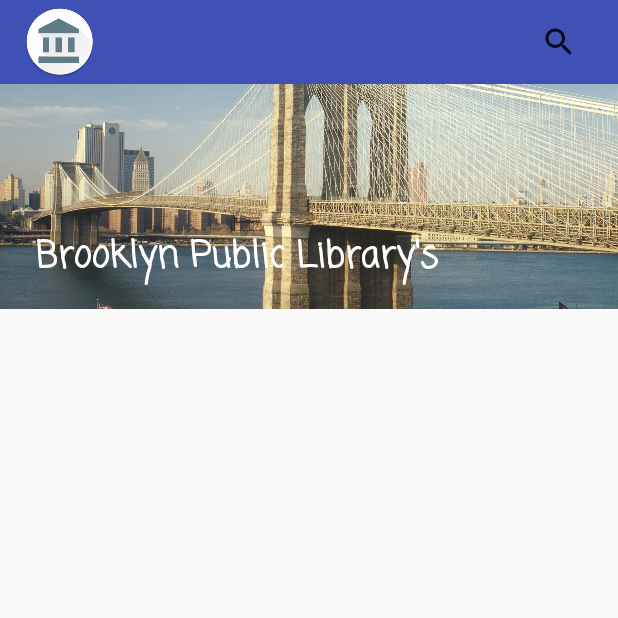
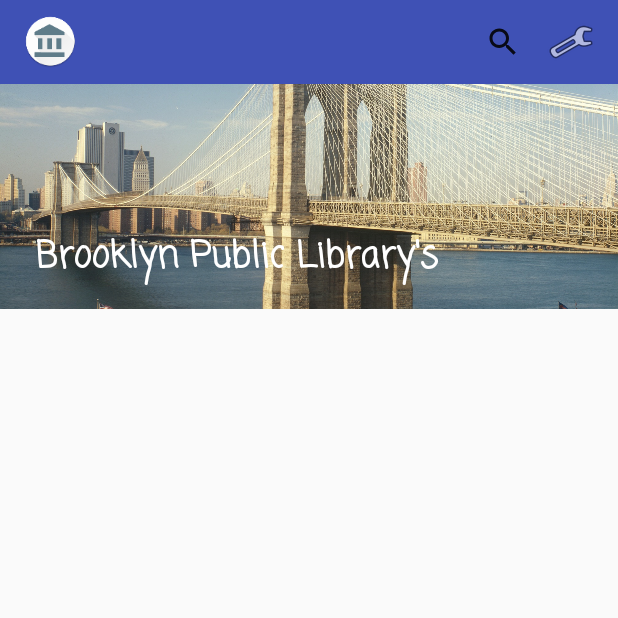
Before and after one commit to PCGeekBrain/BPLocate, an Android app: the screen it shows after launch (MainActivity), on a phone screen of 412 x 824 dp, the top half of it. Run offline under Robolectric (Android 15) with nearby library versions, the phone set to English and light mode, and no system bars.

Commit message:
updated Icon Size

```diff
--- a/app/src/main/java/com/pcgeekbrain/bplocate/MainActivity.java
+++ b/app/src/main/java/com/pcgeekbrain/bplocate/MainActivity.java
@@ -19,6 +19,7 @@ public class MainActivity extends AppCompatActivity implements AsyncResponse{
     private RecyclerView.Adapter locations_adapter;
     private RecyclerView.LayoutManager locations_layout_manager;
     private ArrayList<Branch> branches = new ArrayList<>();
+    private ArrayList<Branch> searchResults = new ArrayList<>();
 
     @Override
     protected void onCreate(Bundle savedInstanceState) {
@@ -28,7 +29,7 @@ public class MainActivity extends AppCompatActivity implements AsyncResponse{
         //TODO: see if updated in last 24hrs. if no refresh.
 
         locations_recycler_view = (RecyclerView) findViewById(R.id.locations_list);
-        locations_recycler_view.setHasFixedSize(true);  //Improves Performance
+        //locations_recycler_view.setHasFixedSize(true);  //Improves Performance
 
         //Layout Manager Setup
         locations_layout_manager = new LinearLayoutManager(this);
--- a/app/src/main/res/layout/activity_main.xml
+++ b/app/src/main/res/layout/activity_main.xml
@@ -18,16 +18,21 @@
         app:layout_constraintRight_toRightOf="parent"
         app:layout_constraintLeft_toLeftOf="parent">
         <ImageView
+            android:layout_width="35dp"
+            app:srcCompat="@mipmap/ic_launcher"
+            android:layout_height="35dp" />
+        <ImageView
             android:layout_width="wrap_content"
             android:layout_height="wrap_content"
-            app:srcCompat="@mipmap/ic_launcher" />
+            app:srcCompat="@android:drawable/ic_menu_manage"
+            android:id="@+id/imageView2"
+            android:layout_gravity="end"
+            android:layout_marginEnd="15dp"/>
         <SearchView
             android:layout_width="wrap_content"
             android:layout_height="wrap_content"
-            tools:layout_editor_absoluteY="8dp"
-            tools:layout_editor_absoluteX="8dp"
             android:layout_gravity="end"
-            android:layout_marginEnd="15dp" />
+            android:layout_marginEnd="5dp" />
     </android.support.v7.widget.Toolbar>
 
     <ImageView
```
